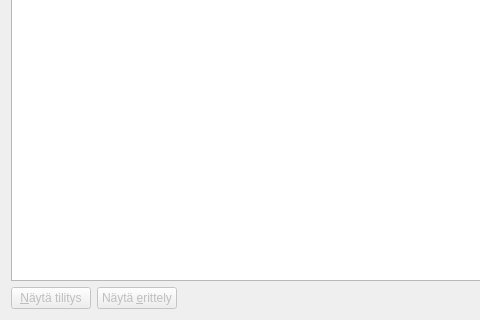
This is kitupiikki/maaritys/arvonlisavero.ui in artoh/kitupiikki as Qt 5 draws it before an edit; both pictures show x 0 to 480 and y 165 to 485 of the 807 by 485 pixel window. The edited form follows.
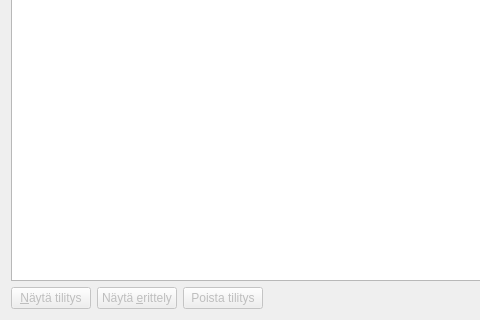
This is the edited form. Icons and pictures are not drawn.

The edit to the form file:
```diff
--- a/kitupiikki/maaritys/arvonlisavero.ui
+++ b/kitupiikki/maaritys/arvonlisavero.ui
@@ -210,6 +210,20 @@
        </property>
       </widget>
      </item>
+     <item>
+      <widget class="QPushButton" name="poistaTilitysNappi">
+       <property name="enabled">
+        <bool>false</bool>
+       </property>
+       <property name="text">
+        <string>Poista tilitys</string>
+       </property>
+       <property name="icon">
+        <iconset resource="../pic/pic.qrc">
+         <normaloff>:/pic/roskis.png</normaloff>:/pic/roskis.png</iconset>
+       </property>
+      </widget>
+     </item>
      <item>
       <spacer name="horizontalSpacer">
        <property name="orientation">
```
